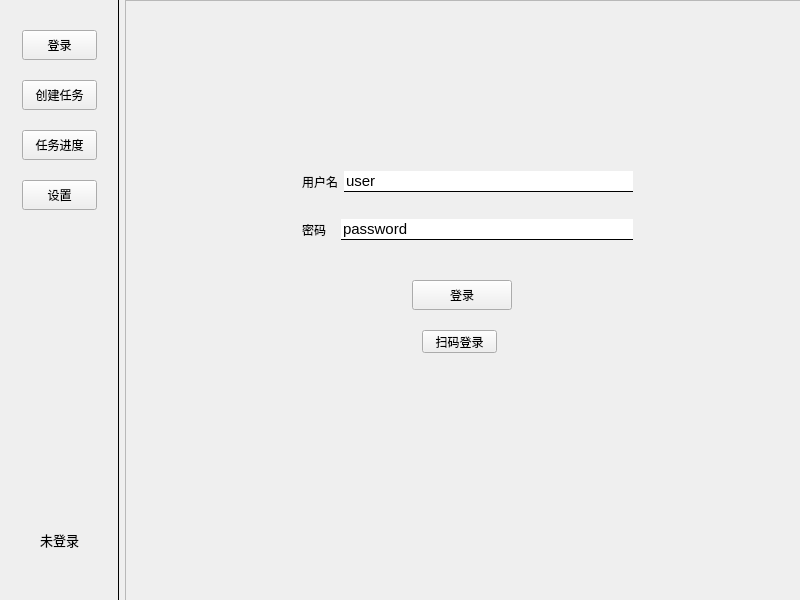
Old version of the form components/main_ui.ui in the repository z5882852/zhihuishu-script.
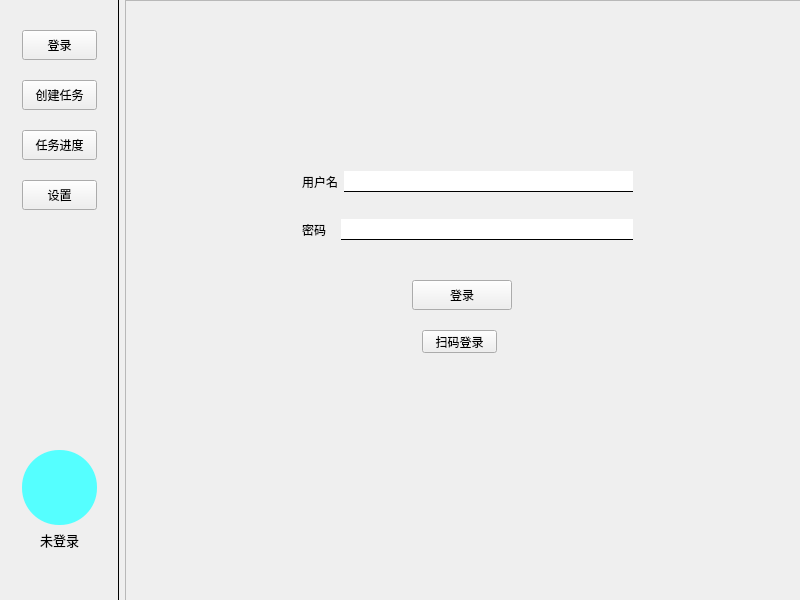
New version of the form.

What changed in the file:
```diff
--- a/components/main_ui.ui
+++ b/components/main_ui.ui
@@ -118,6 +118,13 @@
          <verstretch>0</verstretch>
         </sizepolicy>
        </property>
+       <property name="styleSheet">
+        <string notr="true">#userImg_label {
+	background-color: rgb(85, 255, 255);
+border: 0px solid black;
+border-radius: 37px;
+}</string>
+       </property>
        <property name="text">
         <string/>
        </property>
@@ -261,7 +268,7 @@
                  <string notr="true">border-bottom: 1px solid black;</string>
                 </property>
                 <property name="text">
-                 <string>user</string>
+                 <string/>
                 </property>
                 <property name="frame">
                  <bool>false</bool>
@@ -308,7 +315,7 @@
                  <string notr="true">border-bottom: 1px solid black;</string>
                 </property>
                 <property name="text">
-                 <string>password</string>
+                 <string/>
                 </property>
                 <property name="frame">
                  <bool>false</bool>
```
